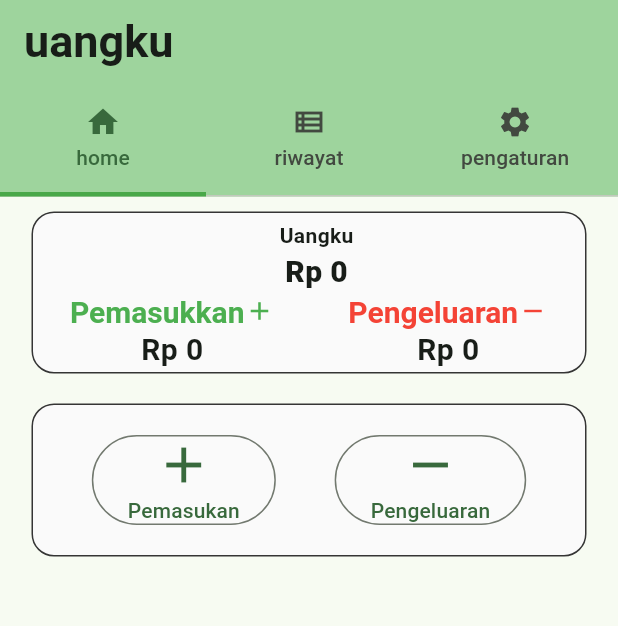
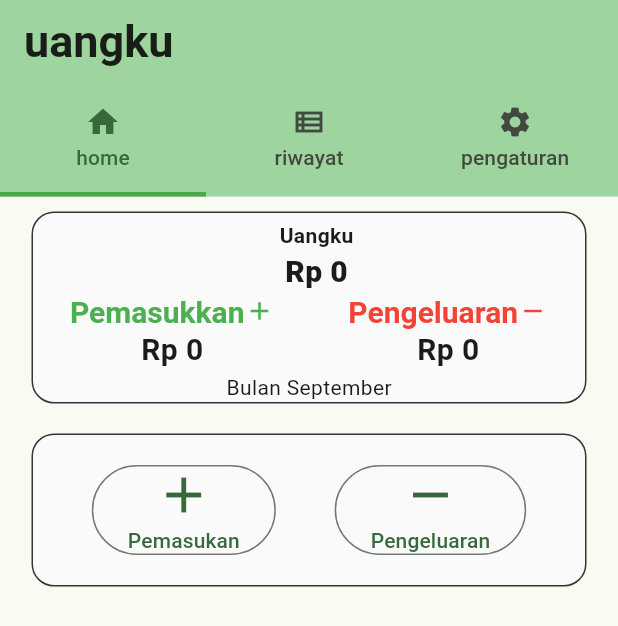
Before and after one commit to RidhoAji921/uangku_app, a Flutter app: the screen it shows after launch, on a phone screen of 412 x 824 dp. Shown: the top 626 px of the screen. Run offline on Flutter 3.47's test engine with Material 2 defaults, Android fonts, the phone set to English and light mode, and no system bars; our stand-ins replace currency_text_input_formatter.

Commit message:
menambahkan keterangan bulan

```diff
--- a/lib/pages/home.dart
+++ b/lib/pages/home.dart
@@ -100,6 +100,9 @@ class _HomeBodyPageState extends State<HomeBodyPage> {
                     ]
                   ),
                 ],
+              ),
+              const Center(
+                child: Text("Bulan September"),
               )
             ],
           ),
```
